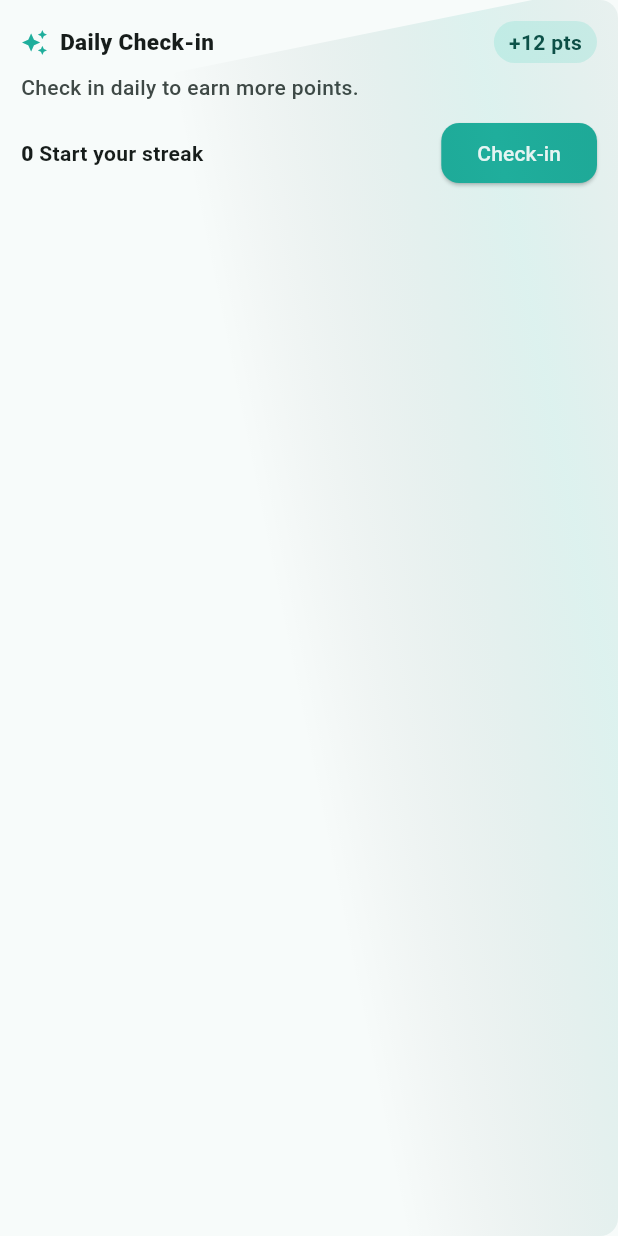
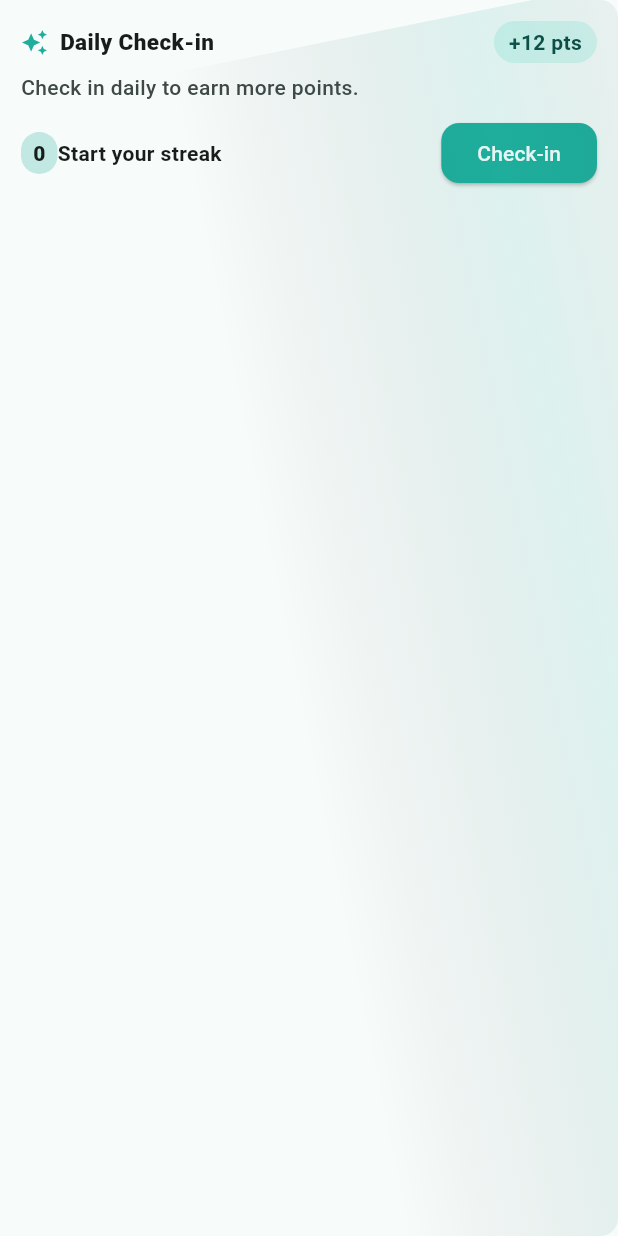
Before and after one commit to Yudbay1809/gwen_app, a Flutter app: the _DailyCheckInCard widget shown alone on an empty page, opened directly, on a phone screen of 412 x 824 dp. Run offline on Flutter 3.47's test engine with Material 3 defaults, Android fonts, the phone set to English and light mode, and no system bars; our stand-ins replace cached_network_image, carousel_slider, dio, equatable, flutter_riverpod, flutter_svg and 7 more; missing offline and left inert: dart:html, mobile_scanner; accounts and stored records are empty; network calls fail.

Commit message:
feat: polish profile motion accents

```diff
--- a/lib/features/profile/presentation/profile_screen.dart
+++ b/lib/features/profile/presentation/profile_screen.dart
@@ -1036,15 +1036,28 @@
                     Expanded(
                       child: Row(
                         children: [
-                          TweenAnimationBuilder<int>(
+                          AnimatedBuilder(
+                            animation: _shimmer,
+                            builder: (context, _) {
+                              final alpha = 0.12 + (_shimmer.value * 0.18);
+                              return Container(
+                                padding: const EdgeInsets.symmetric(horizontal: 8, vertical: 4),
+                                decoration: BoxDecoration(
+                                  color: Theme.of(context).colorScheme.primary.withValues(alpha: alpha),
+                                  borderRadius: BorderRadius.circular(999),
+                                ),
+                                child: TweenAnimationBuilder<int>(
                                   key: _streakKey,
                                   tween: IntTween(begin: _fromStreak, end: _toStreak),
                                   duration: const Duration(milliseconds: 520),
                                   curve: Curves.easeOutCubic,
                                   builder: (context, value, _) => Text(
-                              '$value ',
+                                    '$value',
                                     style: const TextStyle(fontWeight: FontWeight.w800),
                                   ),
+                                ),
+                              );
+                            },
                           ),
                           Text(streakLabel, style: const TextStyle(fontWeight: FontWeight.w700)),
                         ],
```
Also changed, not shown: lib/features/profile/presentation/loyalty_benefits_screen.dart (+9 -5 lines). Lines whose indentation alone changed are shown as unchanged.
